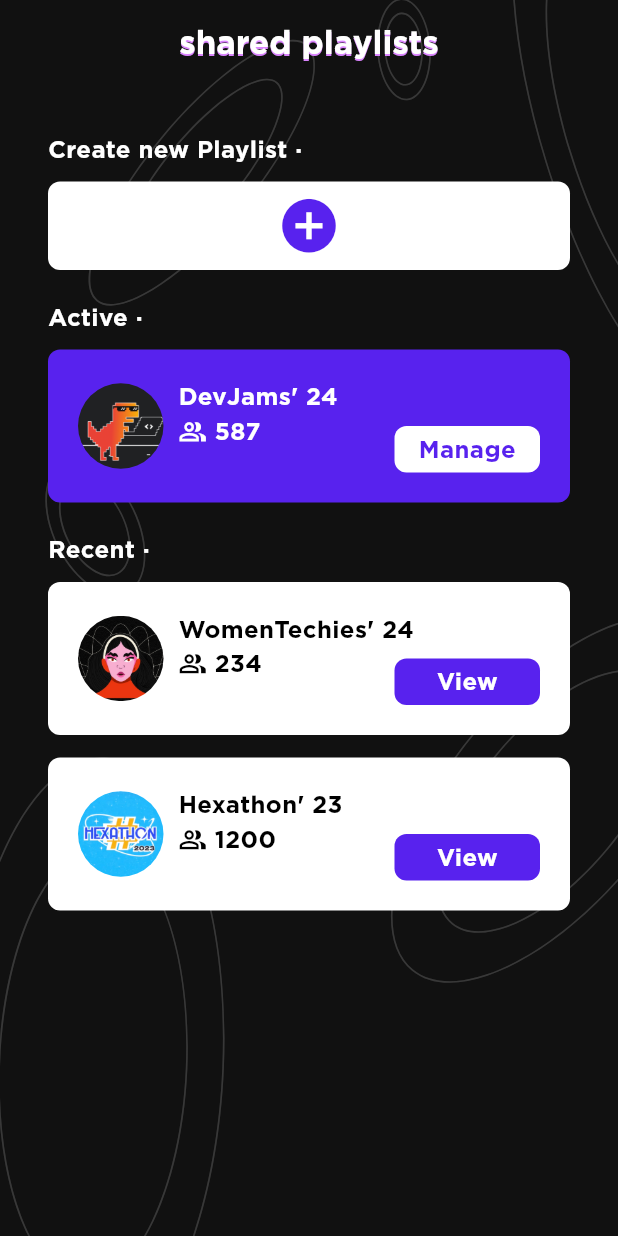
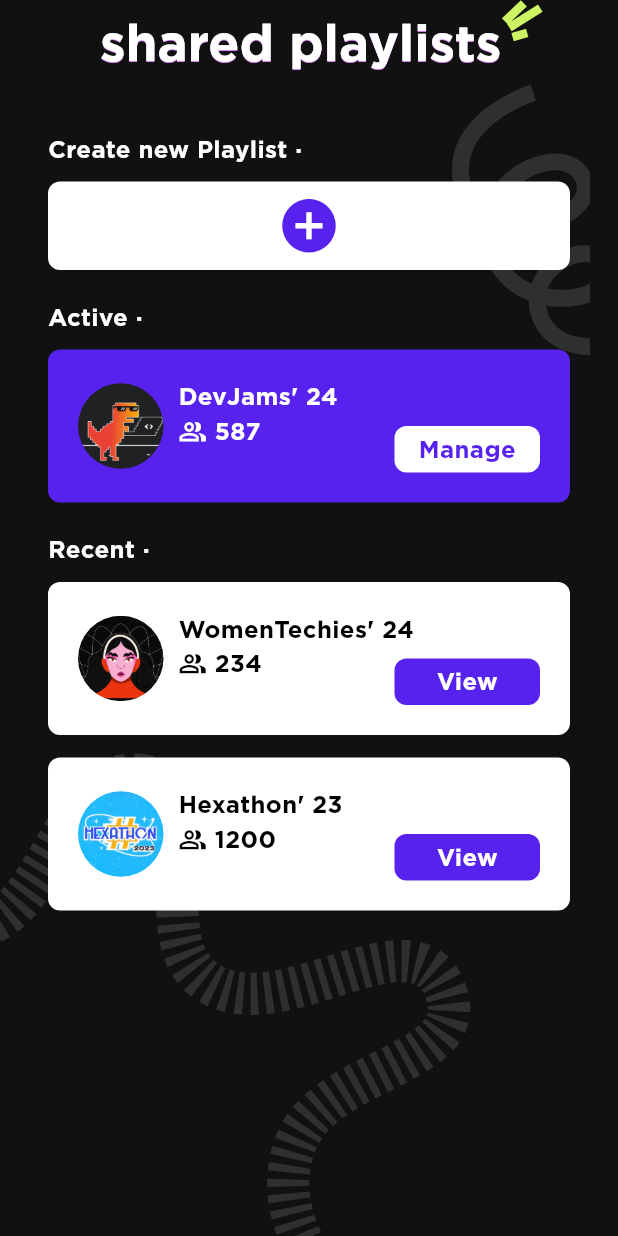
Before and after one commit to JothishKamal/spotify-collab-app-JothishKamal, a Flutter app: the HomeScreen screen opened by its route, on a phone screen of 412 x 824 dp. Run offline on Flutter 3.47's test engine with Material 3 defaults, Android fonts, the phone set to English and light mode, and no system bars; our stand-ins replace flutter_riverpod, flutter_svg, go_router, image_picker; missing offline and left inert: dart:ffi; project files that could hold a hidden picture were left out.

Commit message:
feat: updated home, login, signup, and splash to v5 design

```diff
--- a/lib/app/router/router.dart
+++ b/lib/app/router/router.dart
@@ -7,7 +7,6 @@ import 'package:spotify_collab_app/view/screens/login_screen.dart';
 import 'package:spotify_collab_app/view/screens/signup_screen.dart';
 import 'package:spotify_collab_app/view/screens/home_screen.dart';
 import 'package:spotify_collab_app/view/screens/connect_screen.dart';
-import 'package:spotify_collab_app/view/screens/new_playlist_screen.dart';
 
 final router = GoRouter(
   initialLocation: '/',
@@ -15,7 +14,7 @@ final router = GoRouter(
     GoRoute(
       path: '/',
       pageBuilder: (context, state) =>
-          const MaterialPage(child: CreateScreen()),
+          const MaterialPage(child: LandingScreen()),
     ),
     GoRoute(
       path: '/login',
--- a/lib/view/screens/home_screen.dart
+++ b/lib/view/screens/home_screen.dart
@@ -1,3 +1,5 @@
+import 'dart:ffi';
+
 import 'package:flutter/material.dart';
 import 'package:flutter_svg/flutter_svg.dart';
 import 'package:flutter_svg/svg.dart';
@@ -7,34 +9,23 @@ class HomeScreen extends StatelessWidget {
 
   @override
   Widget build(BuildContext context) {
-
-    return Stack(children: [
-      Container(
-        width: 1000,
-        color: Color(0xff111111),
-        child: SvgPicture.asset(
-          'assets/bg.svg',
-          colorFilter: const ColorFilter.mode(
-              Color.fromARGB(50, 255, 255, 255), BlendMode.srcIn),
+    return Scaffold(
+      backgroundColor: const Color(0xff111111),
+      appBar: AppBar(
+        title: const Title(title: "shared playlists",),
+        backgroundColor: Colors.transparent,
+      ),
+      body: Stack(children: [
+        Container(
+          height: 1000,
+          child: SvgPicture.asset(
+            'assets/bg.svg',
+            colorFilter:
+                const ColorFilter.mode(Color(0xffd1dfdb), BlendMode.srcIn),
             fit: BoxFit.cover,
+          ),
         ),
-      ),
-      Scaffold(
-        backgroundColor: Colors.transparent,
-        appBar: AppBar(
-          centerTitle: true,
-          title: const Text(
-            "shared playlists",
-            style: TextStyle(
-                fontFamily: "Gotham",
-                fontWeight: FontWeight.w700,
-                shadows: <Shadow>[
-                  Shadow(offset: Offset(0, 1), color: Color(0xffDA84FE))
-                ]),
-          ),
-          backgroundColor: Colors.transparent,
-        ),
-        body: const Padding(
+        const Padding(
           padding: EdgeInsets.all(32.0),
           child: Column(
             crossAxisAlignment: CrossAxisAlignment.start,
@@ -97,7 +88,43 @@ class HomeScreen extends StatelessWidget {
             ],
           ),
         ),
+      ]),
+    );
+  }
+}
+
+class Title extends StatelessWidget {
+  const Title({
+    super.key,
+    required this.title,
+  });
+
+  final String title;
+
+  @override
+  Widget build(BuildContext context) {
+    return Row(children: [
+      const Spacer(),
+      const SizedBox(width: 20,),
+      Text(
+        title,
+        style: const TextStyle(
+            fontFamily: "Gotham",
+            fontWeight: FontWeight.w700,
+            fontSize: 34,
+            shadows: <Shadow>[
+              Shadow(offset: Offset(0, 1), color: Color(0xffDA84FE))
+            ]),
       ),
+      Column(
+        children: [
+          SvgPicture.asset('assets/highlight.svg',),
+          const SizedBox(
+            height: 30,
+          ),
+        ],
+      ),
+      const Spacer(),
     ]);
   }
 }
```
Also changed, not shown: lib/view/screens/landing_screen.dart (+36 -6 lines), lib/view/screens/login_screen.dart (+38 -23 lines), lib/view/screens/new_playlist_screen.dart (deleted, +0 -56 lines), lib/view/screens/signup_screen.dart (+38 -22 lines), assets/back.svg (added), assets/bg.svg, assets/bg_splash.svg (added), assets/highlight.svg (added), assets/splash_left.svg (added), assets/splash_right.svg (added), 3 other files.
